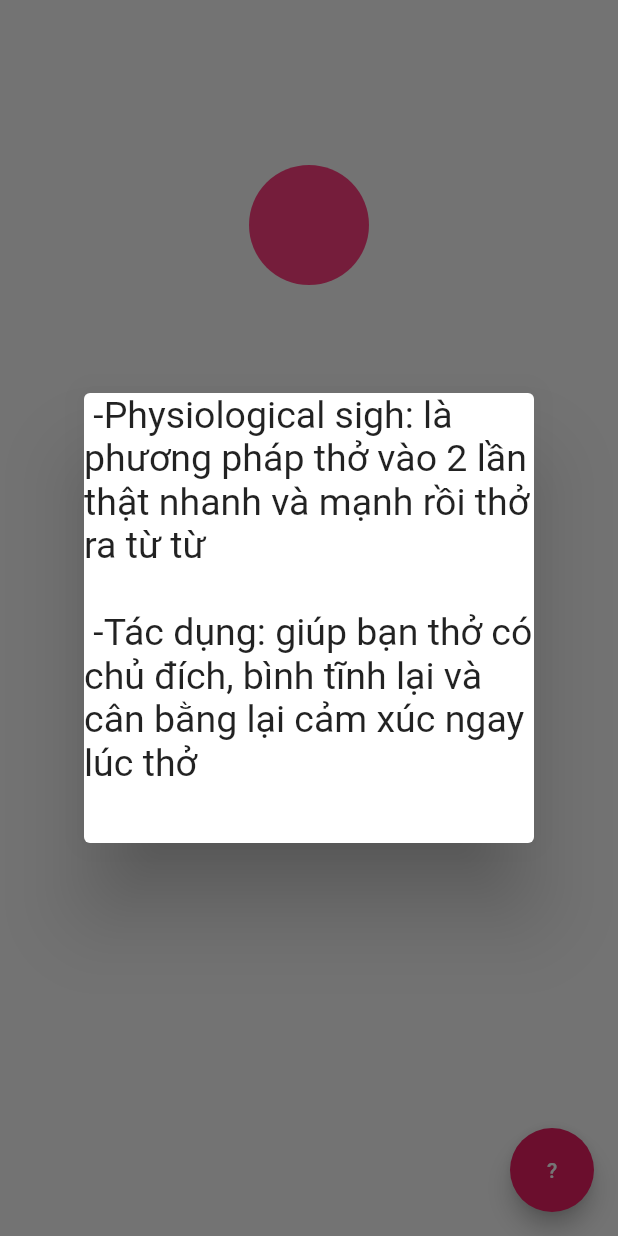
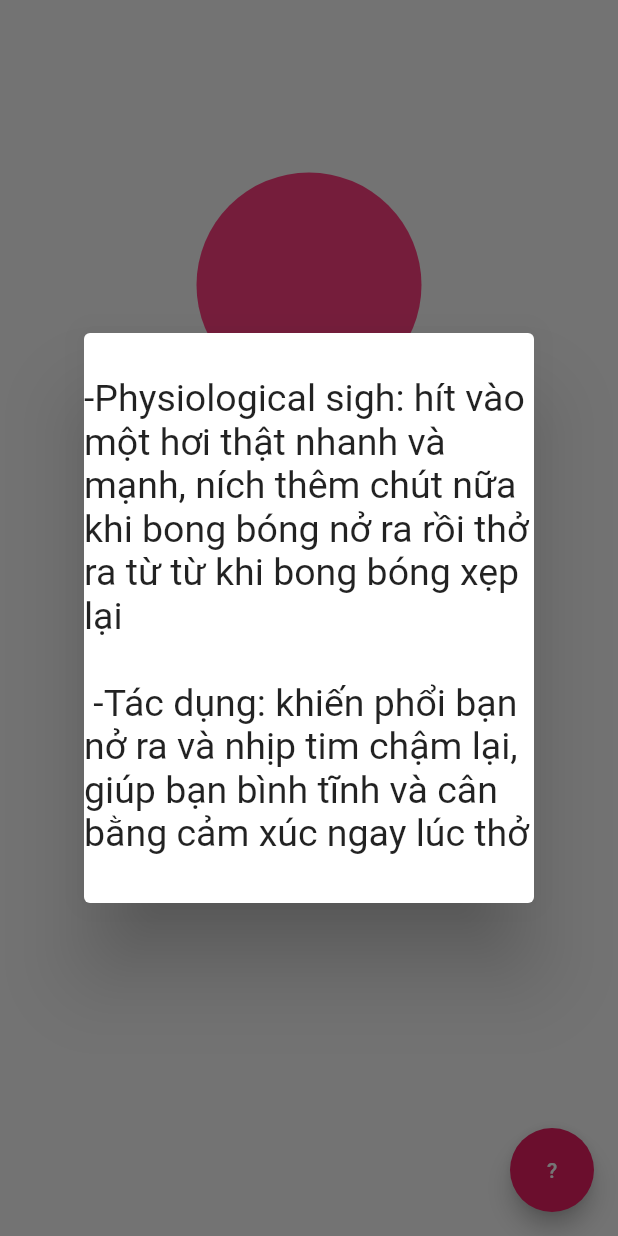
Before and after one commit to thivux/cp22_stress, a Flutter app: the Bubble screen opened directly, after a tap on an icon or button, on a phone screen of 412 x 824 dp. Run offline on Flutter 3.47's test engine with Material 2 defaults, Android fonts, the phone set to English and light mode, and no system bars; our stand-ins replace audioplayers; statements that could not run were skipped.

Commit message:
change font size in ? & bubble size

```diff
--- a/lib/nsdr.dart
+++ b/lib/nsdr.dart
@@ -172,7 +172,7 @@ class NSDRState extends State<NSDR> {
                   '- NSDR một đoạn ghi âm, lắng nghe đoạn ghi âm \n- Tác dụng của phương pháp đến cơ thể: thư giãn nhanh và sâu, thay thế giấc ngủ đã mất, ngủ trở lại nếu thức dậy giữa chừng lúc nửa đêm \n'
                       '- Nguồn khoa học nghiên cứu (trích): published by Front Psychiatry (https://www.ncbi.nlm.nih.gov/pmc/articles/PMC6361823/)',
                   style: TextStyle(
-                    fontSize: 25,
+                    fontSize: 20,
                   ),
                 ),
               ),
--- a/lib/phy_sigh.dart
+++ b/lib/phy_sigh.dart
@@ -1,51 +1,4 @@
 import 'package:flutter/material.dart';
-import 'nsdr.dart';
-void main() => runApp(const FirstPageApp());
-
-class FirstPageApp extends StatelessWidget {
-  const FirstPageApp({Key? key}) : super(key: key);
-  static List<Tab> myTabs = <Tab>[
-    Tab(
-        icon: Image.asset(
-          'assets/breathing.png',
-          height: 32,
-          width: 32,
-        )),
-    Tab(
-        icon: Image.asset(
-          'assets/listening.png',
-          height: 32,
-          width: 32,
-        )),
-    Tab(icon: Image.asset('assets/Numbers_4_icon.png')),
-  ];
-  @override
-  Widget build(BuildContext context) {
-    return MaterialApp(
-      theme: ThemeData(
-        primarySwatch: Colors.pink,
-      ),
-      home: DefaultTabController(
-        length: myTabs.length,
-        child: Scaffold(
-          appBar: AppBar(
-            title: const Text('Stress reduce method'),
-            bottom: TabBar(
-              tabs: myTabs,
-            ),
-          ),
-          body: const TabBarView(
-            children: [
-              Bubble(),
-              NSDR(),
-              Text('Tab three'),
-            ],
-          ),
-        ),
-      ),
-    );
-  }
-}
 
 class Bubble extends StatefulWidget {
   const Bubble({Key? key}) : super(key: key);
@@ -115,11 +68,11 @@ class BubbleState extends State<Bubble> with SingleTickerProviderStateMixin {
           return const Dialog(
             child: SizedBox(
               width: 300,
-              height: 300,
+              height: 380,
               child: Center(
                 child: Text(
-                  ' -Physiological sigh: là phương pháp thở vào 2 lần thật nhanh và mạnh rồi thở ra từ từ \n\n'
-                  ' -Tác dụng: giúp bạn thở có chủ đích, bình tĩnh lại và cân bằng lại cảm xúc ngay lúc thở \n\n',
+                  '\n-Physiological sigh: hít vào một hơi thật nhanh và mạnh, ních thêm chút nữa khi bong bóng nở ra rồi thở ra từ từ khi bong bóng xẹp lại\n\n'
+                  ' -Tác dụng: khiến phổi bạn nở ra và nhịp tim chậm lại, giúp bạn bình tĩnh và cân bằng cảm xúc ngay lúc thở \n\n',
                 // ' -Nguồn khoa học: https://scopeblog.stanford.edu/2020/10/07/how-stress-affects-your-brain-and-how-to-reverse-it/',
                   style: TextStyle(
                     fontSize: 25,
@@ -144,7 +97,7 @@ class BubbleState extends State<Bubble> with SingleTickerProviderStateMixin {
                     onPressed: () {
                       _playAnimation();
                     },
-                    child: const Text('Start'))
+                    child: const Text('Bắt đầu'))
               ],
               mainAxisAlignment: MainAxisAlignment.start,
             ),
@@ -173,8 +126,8 @@ class CircleBox extends StatelessWidget {
     return Align(
         alignment: const Alignment(0, -1),
         child: SizedBox(
-          width: 280,
-          height: 300,
+          width: 350,
+          height: 380,
           // color: Colors.red,   // uncomment to see container
           child: Container(
             margin: EdgeInsets.all(_marginAnimation.value),
```
